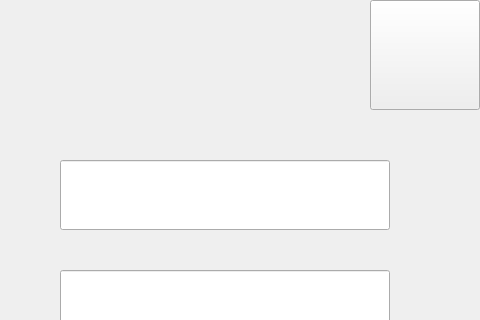
Above: src/XMusic/ui/logindlg.ui from 1028417/XMusic before the change; both pictures show x 120 to 600 and y 0 to 320 of the 600 by 530 pixel window. Below: the same form after it.
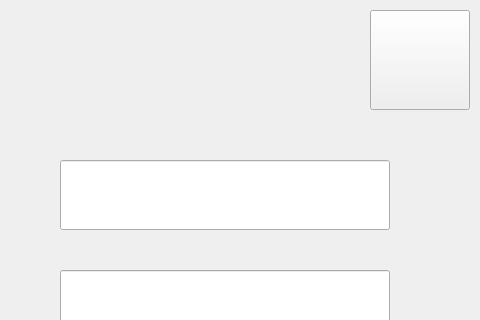
That is the form after the change. Icons and pictures are not drawn. Custom widgets are drawn as their Qt base class.

What changed in the file:
```diff
--- a/src/XMusic/ui/logindlg.ui
+++ b/src/XMusic/ui/logindlg.ui
@@ -64,9 +64,9 @@
    <property name="geometry">
     <rect>
      <x>490</x>
-     <y>0</y>
-     <width>110</width>
-     <height>110</height>
+     <y>10</y>
+     <width>100</width>
+     <height>100</height>
     </rect>
    </property>
    <property name="autoFillBackground">
@@ -136,10 +136,10 @@
   <widget class="CLabel" name="labelTitle">
    <property name="geometry">
     <rect>
-     <x>0</x>
-     <y>0</y>
-     <width>520</width>
-     <height>110</height>
+     <x>10</x>
+     <y>10</y>
+     <width>500</width>
+     <height>100</height>
     </rect>
    </property>
    <property name="text">
```
